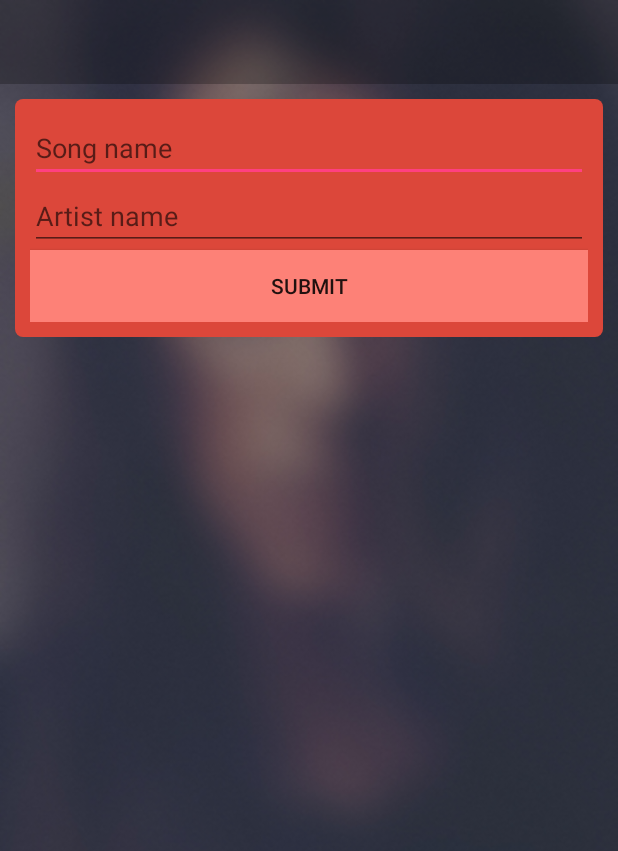
After one commit to suarezwsarah/nepali-music, an Android app: the layout activity_song_req.xml on its own in the app's theme, with its tools: preview values and no code run, on a phone screen of 412 x 824 dp. The commit adds this screen. Shown: the top 851 px of the screen. Run offline under Robolectric (Android 15) with nearby library versions, the phone set to English and light mode, and no system bars; network calls fail.

Commit message:
ability to request songs via app

```diff
--- a/app/src/main/AndroidManifest.xml
+++ b/app/src/main/AndroidManifest.xml
@@ -33,6 +33,10 @@
             android:launchMode="singleTop" />
         <activity android:name="com.sdlxmusic.onlinemp3.AboutActivity" />
 
+
+        <activity android:name="com.sdlxmusic.onlinemp3.FragmentSongRequest" />
+
+
         <service
             android:name="com.sdlxmusic.onlinemp3.PlayerService"
             android:stopWithTask="true"
--- a/app/src/main/java/com/sdlxmusic/onlinemp3/MainActivity.java
+++ b/app/src/main/java/com/sdlxmusic/onlinemp3/MainActivity.java
@@ -339,7 +339,11 @@ public class MainActivity extends AppCompatActivity implements NavigationView.On
             Intent intent = new Intent(MainActivity.this,AboutActivity.class);
             startActivity(intent);
 
-        } else if (id == R.id.nav_privacy) {
+        } else if(id == R.id.songreq_about) {
+            Intent intent = new Intent(MainActivity.this, FragmentSongRequest.class);
+            startActivity(intent);
+        }
+        else if (id == R.id.nav_privacy) {
             openPrivacyDialog();
         }
 
--- /dev/null
+++ b/app/src/main/res/drawable/bg_song_request.xml
@@ -0,0 +1,13 @@
+<?xml version="1.0" encoding="utf-8"?>
+<layer-list xmlns:android="http://schemas.android.com/apk/res/android">
+    <item >
+
+        <shape android:shape="rectangle">
+            <solid android:color="@color/nav_checked" />
+
+            <corners
+                android:radius="5dp" />
+        </shape>
+
+    </item>
+</layer-list>
--- /dev/null
+++ b/app/src/main/res/layout/activity_song_req.xml
@@ -0,0 +1,68 @@
+<?xml version="1.0" encoding="utf-8"?>
+<RelativeLayout xmlns:android="http://schemas.android.com/apk/res/android"
+    xmlns:app="http://schemas.android.com/apk/res-auto"
+    xmlns:card_view="http://schemas.android.com/apk/res-auto"
+    android:layout_width="fill_parent"
+    android:layout_height="fill_parent"
+    android:gravity="center_vertical"
+    android:background="@drawable/bg">
+
+    <android.support.v7.widget.Toolbar
+        android:id="@+id/toolbar_about"
+        android:layout_width="match_parent"
+        android:layout_height="?attr/actionBarSize"
+        android:background="@color/black40"
+        app:popupTheme="@style/ThemeOverlay.AppCompat.Light"
+        android:theme="@style/AppTheme.AppBarOverlay"/>
+
+    <ScrollView
+        android:layout_width="match_parent"
+        android:layout_height="match_parent"
+        android:layout_below="@+id/toolbar_about"
+        android:layout_margin="10dp">
+
+        <LinearLayout
+            android:orientation="vertical"
+            android:layout_width="match_parent"
+            android:layout_height="wrap_content">
+
+                <LinearLayout
+                    android:orientation="vertical"
+                    android:layout_width="match_parent"
+                    android:layout_height="wrap_content"
+                    android:background="@drawable/bg_song_request"
+                    android:padding="10dp">
+
+                    <EditText
+                        android:layout_width="match_parent"
+                        android:id="@+id/edit_txt_song_name"
+                        android:textColor="@color/white"
+                        android:hint="@string/song_name"
+                        android:layout_height="match_parent" />
+
+                    <EditText
+                        android:layout_width="match_parent"
+                        android:id="@+id/edit_text_artist_name"
+                        android:textColor="@color/white"
+                        android:hint="@string/artist_name"
+                        android:layout_height="match_parent" />
+
+                    <Button
+                        android:id="@+id/btn_song_request"
+                        android:layout_width="match_parent"
+                        android:layout_height="match_parent"
+                        android:text="@string/btn_label_song_req_submit"
+                        android:background="@color/secondary_progress"
+                        />
+
+
+                </LinearLayout>
+
+            <!--</android.support.v7.widget.CardView>-->
+
+
+        </LinearLayout>
+
+    </ScrollView>
+
+</RelativeLayout>
--- a/app/src/main/res/menu/activity_main_drawer.xml
+++ b/app/src/main/res/menu/activity_main_drawer.xml
@@ -24,6 +24,7 @@
         android:icon="@mipmap/download"
         android:title="@string/downloads" />
 
+
 <!--    <item
         android:id="@+id/nav_rate"
         android:icon="@mipmap/rate"
@@ -38,6 +39,11 @@
         android:id="@+id/nav_more"
         android:icon="@mipmap/more"
         android:title="@string/more_app" />-->
+    <item
+        android:id="@+id/songreq_about"
+        android:icon="@mipmap/artist"
+        android:title="@string/request_song"
+        />
 
     <item
         android:id="@+id/nav_about"
--- a/app/src/main/res/values/colors.xml
+++ b/app/src/main/res/values/colors.xml
@@ -7,6 +7,7 @@
     <color name="white80">#80ffffff</color>
     <color name="black">#000000</color>
     <color name="black40">#40000000</color>
+    <color name="orange">#ffc400</color>
     <color name="black_nav">#cc000000</color>
     <color name="abcdef">#abcdef</color>
     <color name="nav_checked">#dc473a</color>
--- a/app/src/main/res/values/strings.xml
+++ b/app/src/main/res/values/strings.xml
@@ -12,6 +12,11 @@
     <!--if you want rtl change value of isRTL to true else false-->
     <string name="isRTL">false</string>
 
+
+    <!-- String used inside Song Request page-->
+    <string name="song_name">Song name</string>
+    <string name="artist_name">Artist name</string>
+    <string name="btn_label_song_req_submit">Submit</string>
 
     <!--change all this text in your language-->
     <string name="action_settings">Settings</string>
@@ -49,6 +54,8 @@
     <string name="contact">Contact</string>
     <string name="desc">Description</string>
     <string name="privacy">Privacy Policy</string>
+    <string name="request_song">Request Song</string>
+
     <string name="rate_app">Rate App</string>
     <string name="share_app">Share App</string>
     <string name="more_app">More Apps</string>
```
Also changed, not shown: app/src/main/java/com/sdlxmusic/onlinemp3/FragmentSongRequest.java (added, +100 -0 lines).
